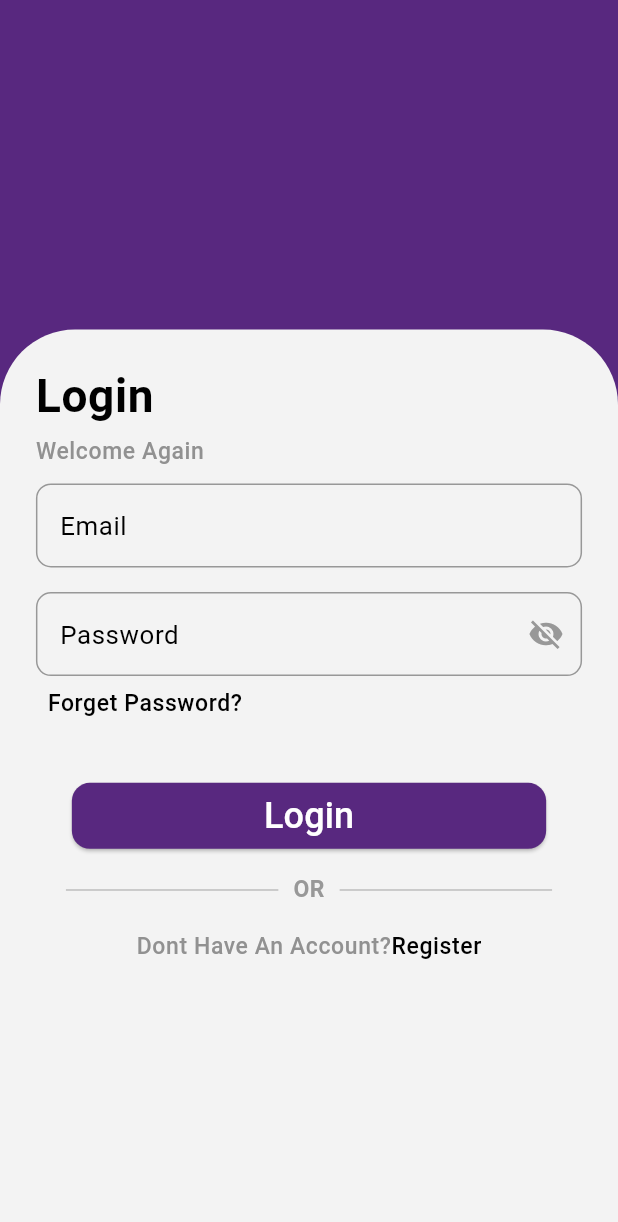
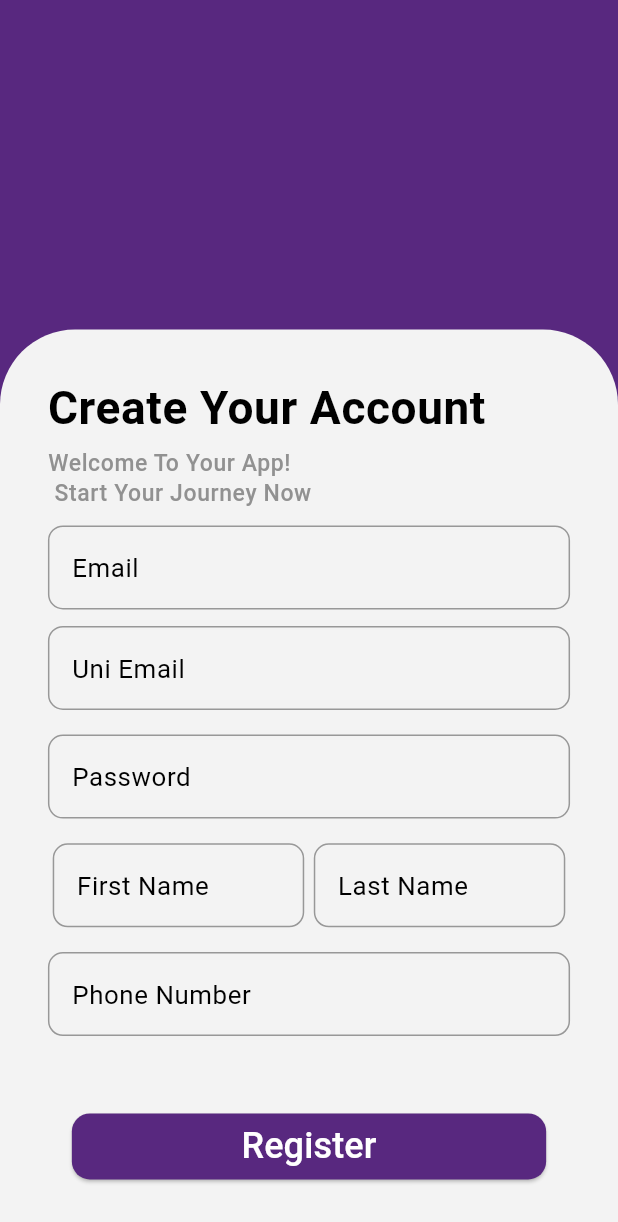
Before and after one commit to ahmaddamr/attend-pro, a Flutter app: the Onboarding3 screen opened directly, after a tap on "Staff", on a phone screen of 412 x 824 dp. Shown: the top 1222 px of the screen. Run offline on Flutter 3.47's test engine with Material 3 defaults, Android fonts, the phone set to English and light mode, and no system bars; our stand-ins replace animate_do, easy_localization, flutter_otp_text_field, flutter_screenutil, google_fonts, page_transition.

Commit message:
finish password dialoge

```diff
--- a/lib/presentation/doctor/doctorLayout/doctorAuth/screens/doctor_register_screen.dart
+++ b/lib/presentation/doctor/doctorLayout/doctorAuth/screens/doctor_register_screen.dart
@@ -0,0 +1,403 @@
+import 'package:attend_pro/core/app_colors.dart';
+import 'package:attend_pro/core/widgets/custom_elevatedButton.dart';
+import 'package:attend_pro/presentation/student/studentLayout/auth/widget/custom_divider.dart';
+import 'package:attend_pro/presentation/student/studentLayout/screen/layout_screen.dart';
+import 'package:easy_localization/easy_localization.dart';
+import 'package:flutter/material.dart';
+import 'package:flutter_screenutil/flutter_screenutil.dart';
+import 'package:page_transition/page_transition.dart';
+
+import '../../../../student/studentLayout/auth/screen/login_screen.dart';
+
+class DoctorRegisterScreen extends StatelessWidget {
+  DoctorRegisterScreen({super.key});
+  final _doctorformKey = GlobalKey<FormState>();
+  final RegExp _htiEmailRegex = RegExp(r'^[0-9]+@hti\.edu\.eg$');
+
+  @override
+  Widget build(BuildContext context) {
+    return Scaffold(
+      backgroundColor: AppColors.color1,
+      resizeToAvoidBottomInset: true, // Prevents overflow when keyboard appears
+      body: SafeArea(
+        child: Stack(
+          children: [
+            /// **Main Content (Background or Logo)**
+            Column(
+              children: [
+                // Image.asset('assets/images/onboarding/On1.png'),
+                Expanded(child: Container()), // Pushes everything up
+              ],
+            ),
+
+            /// **Bottom Container (Registration Form)**
+            Positioned(
+              bottom: 0,
+              left: 0,
+              right: 0,
+              child: AnimatedContainer(
+                height: 550.h,
+                width: double.infinity,
+                duration: const Duration(seconds: 1),
+                decoration: BoxDecoration(
+                  borderRadius: const BorderRadius.only(
+                    topLeft: Radius.circular(50),
+                    topRight: Radius.circular(50),
+                  ),
+                  color: Theme.of(context).scaffoldBackgroundColor,
+                ),
+                child: Padding(
+                  padding: EdgeInsets.all(25.sp),
+                  child: SingleChildScrollView(
+                    // Allows only form scrolling
+                    child: Form(
+                      key: _doctorformKey,
+                      child: Padding(
+                        padding: const EdgeInsets.all(8.0),
+                        child: Column(
+                          crossAxisAlignment: CrossAxisAlignment.start,
+                          children: [
+                            Text(
+                              'create'.tr(),
+                              textAlign: TextAlign.center,
+                              style: Theme.of(context)
+                                  .textTheme
+                                  .bodySmall!
+                                  .copyWith(
+                                    fontSize: 32.sp,
+                                    fontWeight: FontWeight.w600,
+                                    // color: AppColors.color2,
+                                  ),
+                            ),
+                            SizedBox(height: 6.h),
+                            Text(
+                              'Welcome To Your App!\n Start Your Journey Now',
+                              textAlign: TextAlign.left,
+                              style: Theme.of(context)
+                                  .textTheme
+                                  .bodySmall!
+                                  .copyWith(
+                                    fontSize: 16.sp,
+                                    fontWeight: FontWeight.w500,
+                                    color: const Color(0xff919191),
+                                  ),
+                            ),
+                            SizedBox(height: 10.h),
+
+                            TextFormField(
+                              decoration: InputDecoration(
+                                labelText: 'Email',
+                                labelStyle: Theme.of(context)
+                                    .textTheme
+                                    .bodySmall!
+                                    .copyWith(
+                                      fontSize: 18.sp,
+                                    ),
+                                hintText: 'user@gmail.com',
+                                border: OutlineInputBorder(
+                                  borderRadius: BorderRadius.circular(10),
+                                ),
+                                enabledBorder: OutlineInputBorder(
+                                  borderRadius: BorderRadius.circular(10),
+                                  borderSide: const BorderSide(
+                                      color: AppColors
+                                          .color2), // Default border color
+                                ),
+                                focusedBorder: OutlineInputBorder(
+                                  borderRadius: BorderRadius.circular(10),
+                                  borderSide: const BorderSide(
+                                      color: AppColors.color2,
+                                      width: 2), // When focused
+                                ),
+                              ),
+                              validator: (value) {
+                                if (value == null || value.isEmpty) {
+                                  return 'Please enter your Email';
+                                }
+                                // else if (!_htiEmailRegex.hasMatch(value)) {
+                                //   return 'Invalid Hti Email';
+                                // }
+                                return null;
+                              },
+                            ),
+                            SizedBox(height: 10.h),
+
+                            /// **Email Field**
+                            TextFormField(
+                              decoration: InputDecoration(
+                                labelText: 'Uni Email',
+                                labelStyle: Theme.of(context)
+                                    .textTheme
+                                    .bodySmall!
+                                    .copyWith(
+                                      fontSize: 18.sp,
+                                    ),
+                                hintText: 'user@gmail.com',
+                                border: OutlineInputBorder(
+                                  borderRadius: BorderRadius.circular(10),
+                                ),
+                                enabledBorder: OutlineInputBorder(
+                                  borderRadius: BorderRadius.circular(10),
+                                  borderSide: const BorderSide(
+                                      color: AppColors
+                                          .color2), // Default border color
+                                ),
+                                focusedBorder: OutlineInputBorder(
+                                  borderRadius: BorderRadius.circular(10),
+                                  borderSide: const BorderSide(
+                                      color: AppColors.color2,
+                                      width: 2), // When focused
+                                ),
+                              ),
+                              validator: (value) {
+                                if (value == null || value.isEmpty) {
+                                  return 'Please enter your Email';
+                                } else if (!_htiEmailRegex.hasMatch(value)) {
+                                  return 'Invalid Hti Email';
+                                }
+                                return null;
+                              },
+                            ),
+                            SizedBox(height: 15.h),
+
+                            TextFormField(
+                              decoration: InputDecoration(
+                                labelText: 'Password',
+                                labelStyle: Theme.of(context)
+                                    .textTheme
+                                    .bodySmall!
+                                    .copyWith(
+                                      fontSize: 18.sp,
+                                    ),
+                                border: OutlineInputBorder(
+                                  borderRadius: BorderRadius.circular(10),
+                                ),
+                                enabledBorder: OutlineInputBorder(
+                                    borderRadius: BorderRadius.circular(10),
+                                    borderSide: const BorderSide(
+                                        color: AppColors.color2)),
+                                focusedBorder: OutlineInputBorder(
+                                  borderRadius: BorderRadius.circular(10),
+                                  borderSide: const BorderSide(
+                                      color: AppColors.color2,
+                                      width: 2), // When focused
+                                ),
+                              ),
+                              obscureText: true,
+                              validator: (value) {
+                                if (value == null || value.isEmpty) {
+                                  return 'Please enter your password';
+                                } else if (value.length < 7) {
+                                  return 'Password must be more than 6 characters';
+                                }
+                                return null;
+                              },
+                            ),
+                            SizedBox(height: 15.h),
+                            Row(
+                              mainAxisAlignment: MainAxisAlignment.spaceAround,
+                              children: [
+                                SizedBox(
+                                  width: 175.w,
+                                  child: TextFormField(
+                                    decoration: InputDecoration(
+                                      labelText: 'First Name',
+                                      labelStyle: Theme.of(context)
+                                          .textTheme
+                                          .bodySmall!
+                                          .copyWith(
+                                            fontSize: 18.sp,
+                                          ),
+                                      border: OutlineInputBorder(
+                                        borderRadius: BorderRadius.circular(10),
+                                      ),
+                                      enabledBorder: OutlineInputBorder(
+                                        borderRadius: BorderRadius.circular(10),
+                                        borderSide: const BorderSide(
+                                            color: AppColors
+                                                .color2), // Default border color
+                                      ),
+                                      focusedBorder: OutlineInputBorder(
+                                        borderRadius: BorderRadius.circular(10),
+                                        borderSide: const BorderSide(
+                                            color: AppColors.color2,
+                                            width: 2), // When focused
+                                      ),
+                                    ),
+                                    validator: (value) {
+                                      if (value == null || value.isEmpty) {
+                                        return 'Please enter your Email';
+                                      }
+                                      // else if (!_htiEmailRegex.hasMatch(value)) {
+                                      //   return 'Invalid Hti Email';
+                                      // }
+                                      return null;
+                                    },
+                                  ),
+                                ),
+                                SizedBox(
+                                  width: 175.w,
+                                  child: TextFormField(
+                                    decoration: InputDecoration(
+                                      labelText: 'Last Name',
+                                      labelStyle: Theme.of(context)
+                                          .textTheme
+                                          .bodySmall!
+                                          .copyWith(
+                                            fontSize: 18.sp,
+                                          ),
+                                      border: OutlineInputBorder(
+                                        borderRadius: BorderRadius.circular(10),
+                                      ),
+                                      enabledBorder: OutlineInputBorder(
+                                        borderRadius: BorderRadius.circular(10),
+                                        borderSide: const BorderSide(
+                                            color: AppColors
+                                                .color2), // Default border color
+                                      ),
+                                      focusedBorder: OutlineInputBorder(
+                                        borderRadius: BorderRadius.circular(10),
+                                        borderSide: const BorderSide(
+                                            color: AppColors.color2,
+                                            width: 2), // When focused
+                                      ),
+                                    ),
+                                    validator: (value) {
+                                      if (value == null || value.isEmpty) {
+                                        return 'Please enter your Email';
+                                      }
+                                      // else if (!_htiEmailRegex.hasMatch(value)) {
+                                      //   return 'Invalid Hti Email';
+                                      // }
+                                      return null;
+                                    },
+                                  ),
+                                )
+                              ],
+                            ),
+                            SizedBox(height: 15.h),
+
+                            /// **Phone Number Field**
+                            TextFormField(
+                              decoration: InputDecoration(
+                                labelText: 'Phone Number',
+                                labelStyle: Theme.of(context)
+                                    .textTheme
+                                    .bodySmall!
+                                    .copyWith(
+                                      fontSize: 18.sp,
+                                    ),
+                                border: OutlineInputBorder(
+                                  borderRadius: BorderRadius.circular(10),
+                                ),
+                                enabledBorder: OutlineInputBorder(
+                                    borderRadius: BorderRadius.circular(10),
+                                    borderSide: const BorderSide(
+                                        color: AppColors.color2)),
+                                focusedBorder: OutlineInputBorder(
+                                  borderRadius: BorderRadius.circular(10),
+                                  borderSide: const BorderSide(
+                                      color: AppColors.color2,
+                                      width: 2), // When focused
+                                ),
+                              ),
+                              validator: (value) {
+                                if (value == null || value.isEmpty) {
+                                  return 'Please enter your phone number';
+                                }
+                                return null;
+                              },
+                            ),
+                            SizedBox(height: 15.h),
+                            // **Password Field**
+
+                            SizedBox(
+                              height: 32.h,
+                            ),
+                            CustomElvatedButton(
+                                text: 'register'.tr(),
+                                backgroundColor: AppColors.color1,
+                                borderSideColor: Colors.transparent,
+                                style: const TextStyle(
+                                    fontSize: 24,
+                                    fontWeight: FontWeight.w500,
+                                    color: Colors.white),
+                                onPressed: () {
+                                  Navigator.pushReplacement(
+                                    context,
+                                    PageTransition(
+                                      child: const LayoutScreen(),
+                                      type: PageTransitionType.topToBottom,
+                                      duration:
+                                          const Duration(milliseconds: 900),
+                                    ),
+                                  );
+                                  if (_doctorformKey.currentState!.validate()) {
+                                    // Perform sign-up action
+                                    ScaffoldMessenger.of(context).showSnackBar(
+                                      const SnackBar(
+                                        content: Text('Processing Data'),
+                                      ),
+                                    );
+                                  }
+                                }),
+                            SizedBox(
+                              height: 15.h,
+                            ),
+                            const CustomDivider(),
+                            SizedBox(
+                              height: 15.h,
+                            ),
+                            Row(
+                              mainAxisAlignment: MainAxisAlignment.center,
+                              children: [
+                                Text(
+                                  'already'.tr(),
+                                  textAlign: TextAlign.center,
+                                  style: Theme.of(context)
+                                      .textTheme
+                                      .bodySmall!
+                                      .copyWith(
+                                        fontSize: 16.sp,
+                                        fontWeight: FontWeight.w500,
+                                        color: const Color(0xff919191),
+                                      ),
+                                ),
+                                InkWell(
+                                  onTap: () => Navigator.pushReplacement(
+                                    context,
+                                    PageTransition(
+                                      child:
+                                          const LoginScreen(), // Replace with your login screen
+                                      type: PageTransitionType.theme,
+                                      duration: const Duration(seconds: 1),
+                                    ),
+                                  ),
+                                  child: Text(
+                                    'login'.tr(),
+                                    textAlign: TextAlign.center,
+                                    style: Theme.of(context)
+                                        .textTheme
+                                        .bodySmall!
+                                        .copyWith(
+                                          fontSize: 16.sp,
+                                          fontWeight: FontWeight.w500,
+                                        ),
+                                  ),
+                                ),
+                              ],
+                            ),
+                          ],
+                        ),
+                      ),
+                    ),
+                  ),
+                ),
+              ),
+            ),
+          ],
+        ),
+      ),
+    );
+  }
+}
--- a/lib/presentation/onboarding/onboarding3.dart
+++ b/lib/presentation/onboarding/onboarding3.dart
@@ -1,3 +1,4 @@
+import 'package:attend_pro/presentation/doctor/doctorLayout/doctorAuth/screens/doctor_register_screen.dart';
 import 'package:attend_pro/presentation/student/studentLayout/auth/screen/login_screen.dart';
 import 'package:easy_localization/easy_localization.dart';
 import 'package:flutter/material.dart';
@@ -112,7 +113,7 @@ class _Onboarding3State extends State<Onboarding3>
                     Navigator.pushReplacement(
                     context,
                     PageTransition(
-                      child: const LoginScreen(),
+                      child:  DoctorRegisterScreen(),
                       type: PageTransitionType.rightToLeftWithFade,
                       duration: const Duration(milliseconds: 1000),
                     ),
--- a/lib/presentation/student/studentLayout/auth/screen/login_screen.dart
+++ b/lib/presentation/student/studentLayout/auth/screen/login_screen.dart
@@ -3,6 +3,7 @@ import 'package:attend_pro/core/widgets/custom_elevatedButton.dart';
 import 'package:attend_pro/presentation/student/studentLayout/auth/screen/forget_password_screen.dart';
 import 'package:attend_pro/presentation/student/studentLayout/auth/screen/register_screen.dart';
 import 'package:attend_pro/presentation/student/studentLayout/auth/widget/custom_divider.dart';
+import 'package:attend_pro/presentation/student/studentLayout/auth/widget/password_reset_widget.dart';
 import 'package:easy_localization/easy_localization.dart';
 import 'package:flutter/material.dart';
 import 'package:flutter_screenutil/flutter_screenutil.dart';
@@ -203,8 +204,17 @@ class _LoginScreenState extends State<LoginScreen> {
                                   fontWeight: FontWeight.w500,
                                   color: Colors.white),
                               onPressed: () {
+                                 showDialog(context: context, builder:(context) {
+                                    return AlertDialog(
+                                      backgroundColor: Colors.transparent,
+                                      content:  PasswordResetWidget(),
+                                    );
+                                  },);
                                 if (_formKey.currentState!.validate()) {
                                   // Perform sign-up action
+
+                                // PasswordResetWidget();
+
                                   ScaffoldMessenger.of(context).showSnackBar(
                                     const SnackBar(
                                       content: Text('Processing Data'),
--- /dev/null
+++ b/lib/presentation/student/studentLayout/auth/widget/password_reset_widget.dart
@@ -0,0 +1,94 @@
+import 'package:flutter/material.dart';
+import 'package:flutter_screenutil/flutter_screenutil.dart';
+
+class PasswordResetWidget extends StatelessWidget {
+  const PasswordResetWidget({super.key});
+
+  @override
+  Widget build(BuildContext context) {
+    return Container(
+      constraints: const BoxConstraints(maxWidth: 300),
+      decoration: BoxDecoration(
+        borderRadius: BorderRadius.circular(24),
+        color: const Color(0xFF333333),
+      ),
+      padding: const EdgeInsets.fromLTRB(10, 13, 22, 31),
+      child: Column(
+        crossAxisAlignment: CrossAxisAlignment.center,
+        mainAxisSize: MainAxisSize.min,
+        children: [
+          Row(
+            crossAxisAlignment: CrossAxisAlignment.center,
+            children: [
+              Column(
+                // mainAxisSize: MainAxisSize.min,
+                crossAxisAlignment: CrossAxisAlignment.center,
+                children: [
+                  Padding(
+                    padding: EdgeInsets.only(left: 40.sp),
+                    child: Image.asset(
+                      'assets/images/icons/success.png',
+                      width: 64.w,
+                      height: 64.h,
+                      fit: BoxFit.contain,
+                    ),
+                  ),
+                  Padding(
+                    padding: EdgeInsets.only(left: 40.sp),
+                    child: const Text(
+                      'successeful',
+                      style: TextStyle(
+                        color: Color(0xFF58287F),
+                        fontSize: 27,
+                        fontWeight: FontWeight.w700,
+                      ),
+                    ),
+                  ),
+                ],
+              ),
+              SizedBox(width: 6.w),
+            ],
+          ),
+          const Padding(
+            padding: EdgeInsets.only(top: 14),
+            child: Text(
+              'congratulations your password changed successfully click continue to login',
+              textAlign: TextAlign.center,
+              style: TextStyle(
+                color: Color(0xFF9B9B9B),
+                fontSize: 20,
+                fontWeight: FontWeight.w400,
+              ),
+            ),
+          ),
+          Padding(
+            padding: const EdgeInsets.only(top: 16),
+            child: Container(
+              width: double.infinity,
+              decoration: BoxDecoration(
+                color: const Color(0xFF58287F),
+                borderRadius: BorderRadius.circular(3),
+              ),
+              padding: const EdgeInsets.symmetric(
+                horizontal: 8,
+                vertical: 12,
+              ),
+              constraints: const BoxConstraints(
+                minHeight: 40,
+              ),
+              child: const Text(
+                'Continue',
+                textAlign: TextAlign.center,
+                style: TextStyle(
+                  color: Colors.white,
+                  fontSize: 13,
+                  fontWeight: FontWeight.w400,
+                ),
+              ),
+            ),
+          ),
+        ],
+      ),
+    );
+  }
+}
```
Also changed, not shown: assets/images/icons/success.png (added).
